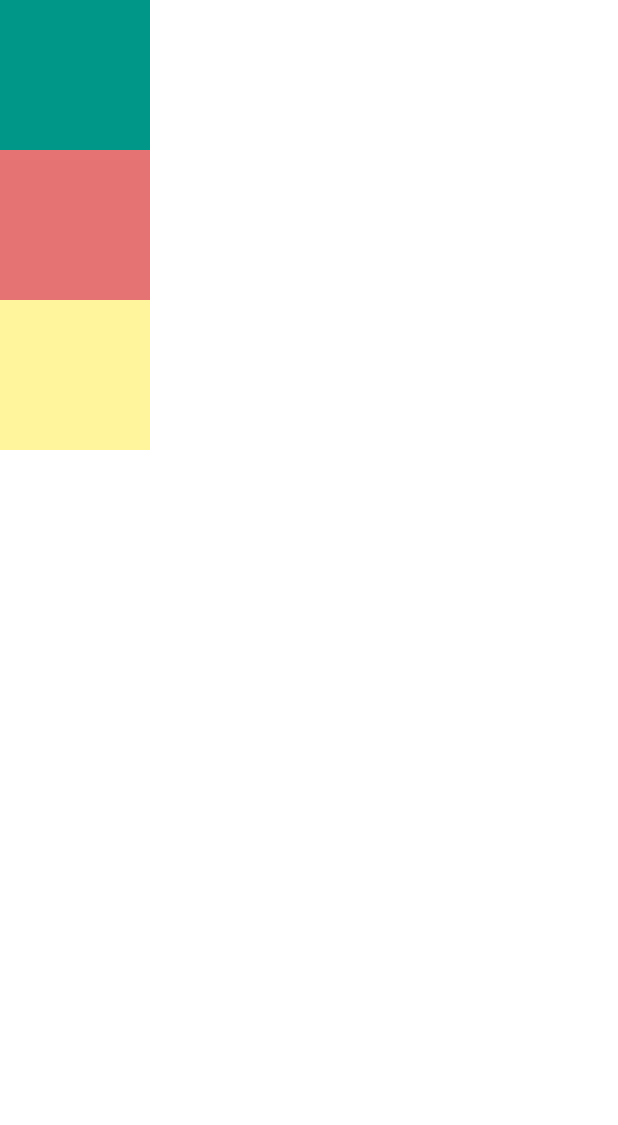
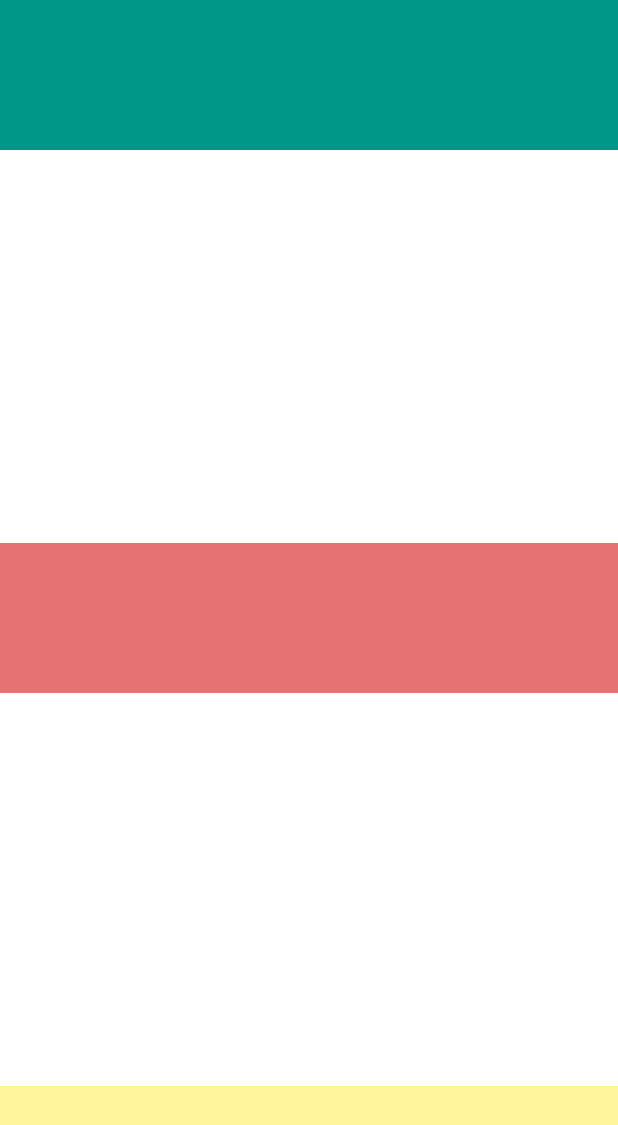
Before and after one commit to wachiranduati/flutter_app_components, a Flutter app: the screen it shows after launch, on a phone screen of 412 x 824 dp. Shown: the top 1125 px of the screen. Run offline on Flutter 3.47's test engine with Material 2 defaults, Android fonts, the phone set to English and light mode, and no system bars.

Commit message:
tweak column and row properties to mod children widgets

```diff
--- a/lib/main.dart
+++ b/lib/main.dart
@@ -12,6 +12,8 @@ class HomeApp extends StatelessWidget {
         backgroundColor: Colors.white,
         body: SafeArea(
           child: Column( // column works just as a row except the orientation is in a differnt direction
+            crossAxisAlignment: CrossAxisAlignment.stretch,// use this property to tweak horizontal properties for the children
+            mainAxisAlignment: MainAxisAlignment.spaceBetween,// use this to tweak children properties verticallyfor the children
             children: <Widget>[
               Container(
                 height: 100,
```
